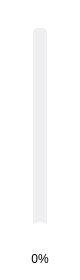
This is client/volumetool.ui in amikellt911/music_app as Qt 5 draws it before an edit. The edited form follows.
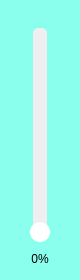
This is the edited form.

Commit message: 音量控件2

```diff
--- a/client/volumetool.ui
+++ b/client/volumetool.ui
@@ -1,7 +1,7 @@
 <?xml version="1.0" encoding="UTF-8"?>
 <ui version="4.0">
- <class>volumeTool</class>
- <widget class="QWidget" name="volumeTool">
+ <class>VolumeTool</class>
+ <widget class="QWidget" name="VolumeTool">
   <property name="geometry">
    <rect>
     <x>0</x>
@@ -14,8 +14,8 @@
    <string>Form</string>
   </property>
   <property name="styleSheet">
-   <string notr="true">#volumeTool{
-background-color:#ffffff;
+   <string notr="true">#VolumeTool{
+background-color:rgb(138, 255, 238);
  border-radius:5px;
 }</string>
   </property>
```
The commit also changes 1 other file.
